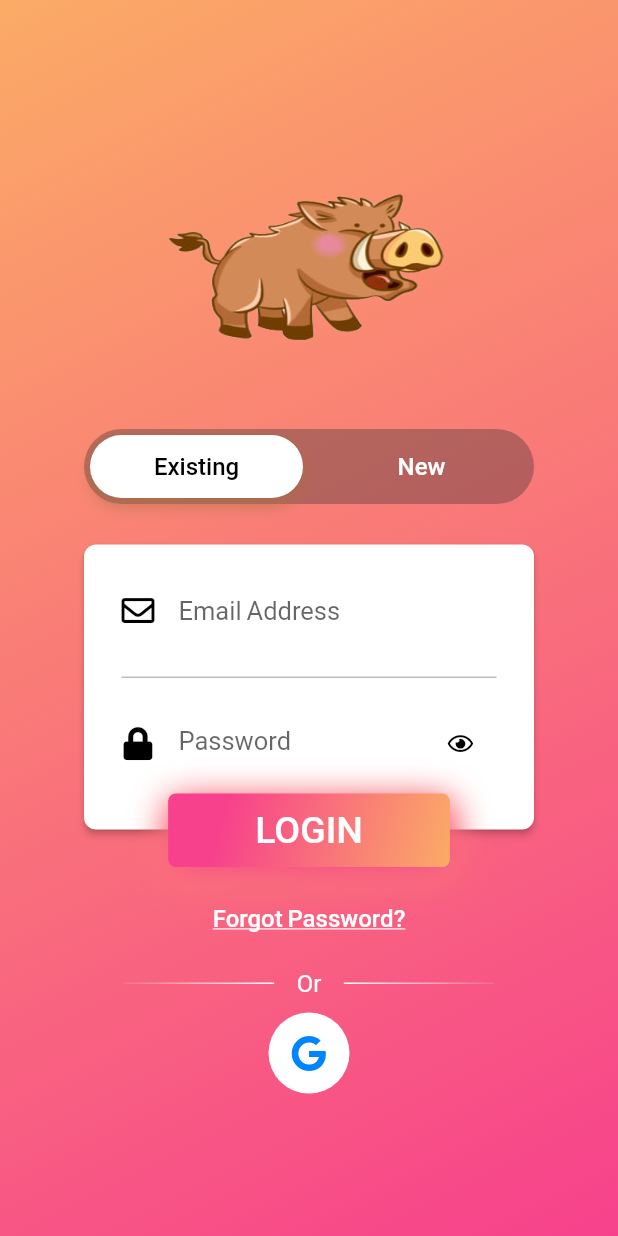
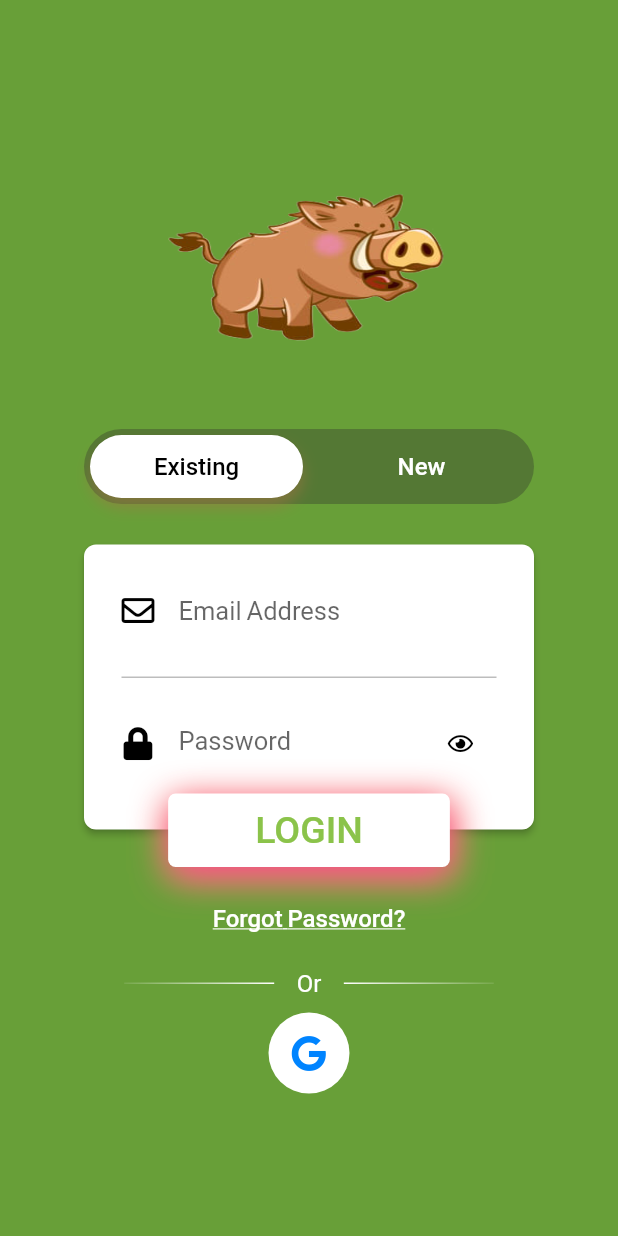
Before and after one commit to congminh1254/WildBoar, a Flutter app: the screen it shows after launch, on a phone screen of 412 x 824 dp. Run offline on Flutter 3.47's test engine with Material 2 defaults, Android fonts, the phone set to English and light mode, and no system bars; our stand-ins replace cloud_firestore, firebase_auth, firebase_storage, font_awesome_flutter, google_fonts, google_maps_flutter and 1 more; accounts and stored records are empty.

Commit message:
23h44 GMT+7

```diff
--- a/lib/screens/LoginScreen.dart
+++ b/lib/screens/LoginScreen.dart
@@ -87,17 +87,7 @@ class _LoginPageState extends State<LoginPage>
             height: MediaQuery.of(context).size.height >= 775.0
                 ? MediaQuery.of(context).size.height
                 : 775.0,
-            decoration: new BoxDecoration(
-              gradient: new LinearGradient(
-                  colors: [
-                    Colorss.loginGradientStart,
-                    Colorss.loginGradientEnd
-                  ],
-                  begin: const FractionalOffset(0.0, 0.0),
-                  end: const FractionalOffset(1.0, 1.0),
-                  stops: [0.0, 1.0],
-                  tileMode: TileMode.clamp),
-            ),
+            decoration: new BoxDecoration(color: Colors.lightGreen[700]),
             child: Column(
               mainAxisSize: MainAxisSize.max,
               children: <Widget>[
@@ -339,15 +329,7 @@ class _LoginPageState extends State<LoginPage>
                       blurRadius: 20.0,
                     ),
                   ],
-                  gradient: new LinearGradient(
-                      colors: [
-                        Colorss.loginGradientEnd,
-                        Colorss.loginGradientStart
-                      ],
-                      begin: const FractionalOffset(0.2, 0.2),
-                      end: const FractionalOffset(1.0, 1.0),
-                      stops: [0.0, 1.0],
-                      tileMode: TileMode.clamp),
+                  color: Colors.white,
                 ),
                 child: MaterialButton(
                     highlightColor: Colors.transparent,
@@ -359,7 +341,7 @@ class _LoginPageState extends State<LoginPage>
                       child: Text(
                         "LOGIN",
                         style: TextStyle(
-                            color: Colors.white,
+                            color: Colors.lightGreen,
                             fontSize: 25.0,
                             fontFamily: "WorkSansBold"),
                       ),
@@ -663,16 +645,7 @@ class _LoginPageState extends State<LoginPage>
                         blurRadius: 20.0,
                       ),
                     ],
-                  gradient: new LinearGradient(
-                      colors: [
-                        Colorss.loginGradientEnd,
-                        Colorss.loginGradientStart
-                      ],
-                      begin: const FractionalOffset(0.2, 0.2),
-                      end: const FractionalOffset(1.0, 1.0),
-                      stops: [0.0, 1.0],
-                      tileMode: TileMode.clamp),
-                ),
+                    color: Colors.white),
                 child: MaterialButton(
                     highlightColor: Colors.transparent,
                     splashColor: Colorss.loginGradientEnd,
@@ -683,7 +656,7 @@ class _LoginPageState extends State<LoginPage>
                       child: Text(
                         "SIGN UP",
                         style: TextStyle(
-                            color: Colors.white,
+                            color: Colors.lightGreen,
                             fontSize: 25.0,
                             fontFamily: "WorkSansBold"),
                       ),
```
Also changed, not shown: lib/screens/ProfileScreen.dart (+5 -24 lines). Lines whose indentation alone changed are shown as unchanged.
